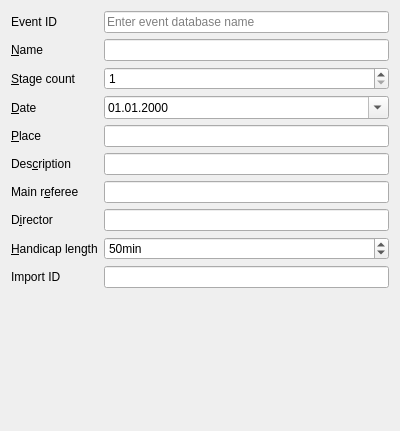
Old version of the form quickevent/app/plugins/qml/Event/src/eventdialogwidget.ui in the repository Quick-Event/quickbox.
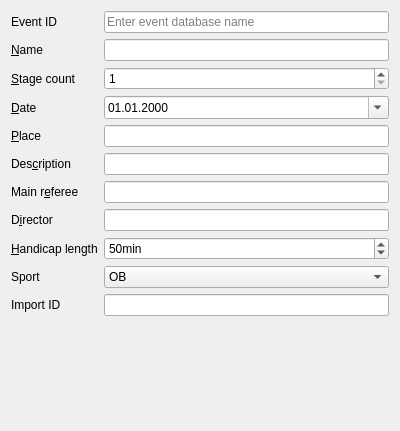
New version of the form.

Commit message: QE: #256 Nelze zvolit sport pro import registrace z ORISu

```diff
--- a/quickevent/app/plugins/qml/Event/src/eventdialogwidget.ui
+++ b/quickevent/app/plugins/qml/Event/src/eventdialogwidget.ui
@@ -162,7 +162,7 @@
      </property>
     </widget>
    </item>
-   <item row="9" column="0">
+   <item row="10" column="0">
     <widget class="QLabel" name="label_10">
      <property name="text">
       <string>Import ID</string>
@@ -172,7 +172,7 @@
      </property>
     </widget>
    </item>
-   <item row="9" column="1">
+   <item row="10" column="1">
     <widget class="QLineEdit" name="ed_importId">
      <property name="alignment">
       <set>Qt::AlignRight|Qt::AlignTrailing|Qt::AlignVCenter</set>
@@ -182,6 +182,40 @@
      </property>
     </widget>
    </item>
+   <item row="9" column="0">
+    <widget class="QLabel" name="label_11">
+     <property name="text">
+      <string>Sport</string>
+     </property>
+     <property name="buddy">
+      <cstring>ed_handicapLength</cstring>
+     </property>
+    </widget>
+   </item>
+   <item row="9" column="1">
+    <widget class="QComboBox" name="cbxSportId">
+     <item>
+      <property name="text">
+       <string>OB</string>
+      </property>
+     </item>
+     <item>
+      <property name="text">
+       <string>LOB</string>
+      </property>
+     </item>
+     <item>
+      <property name="text">
+       <string>MTBO</string>
+      </property>
+     </item>
+     <item>
+      <property name="text">
+       <string>TRAIL</string>
+      </property>
+     </item>
+    </widget>
+   </item>
   </layout>
  </widget>
  <tabstops>
```
Left out of the diff: 2 changed lines with no effect on the pictures. The commit also changes 7 other files.
